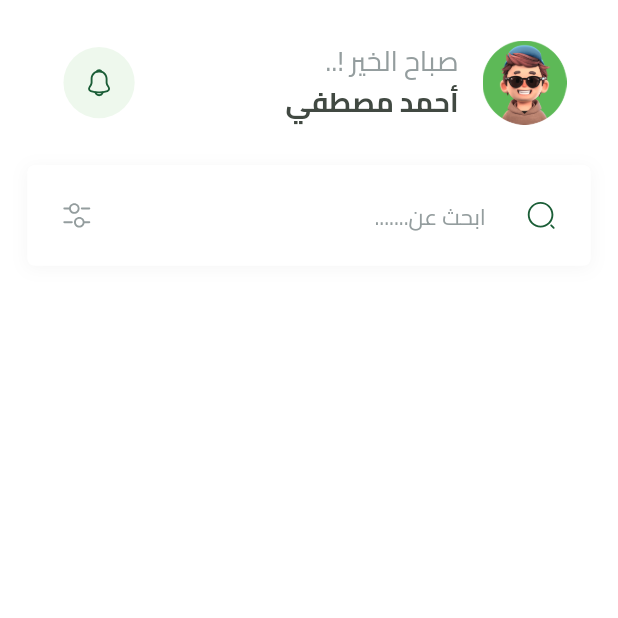
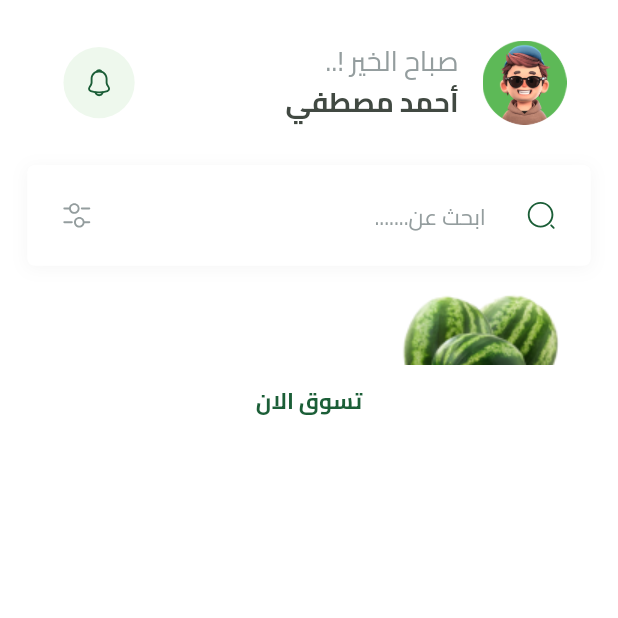
Before and after one commit to MhammadAli/Fakahany, a Flutter app: the HomeView screen opened by its route, on a phone screen of 412 x 824 dp, the top half of it. Run offline on Flutter 3.47's test engine with Material 3 defaults, Android fonts, the light colour scheme and no system bars; our stand-ins replace bloc, cloud_firestore, dartz, dots_indicator, firebase_auth, firebase_core and 7 more; missing offline and left inert: flutter_facebook_auth; accounts and stored records are empty.

Commit message:
create featured item part one.

```diff
--- /dev/null
+++ b/lib/features/home/presentation/views/widgets/featured_item.dart
@@ -0,0 +1,38 @@
+import 'package:fakahany/features/home/presentation/views/widgets/featured_item_button.dart';
+import 'package:fakahany/utils/app_text_styles.dart';
+import 'package:flutter/material.dart';
+
+import '../../../../../generated/assets.dart';
+
+class FeaturedItem extends StatelessWidget {
+  const FeaturedItem({Key? key}) : super(key: key);
+
+  @override
+  Widget build(BuildContext context) {
+    return Container(
+      width: MediaQuery.of(context).size.width,
+      child: Stack(
+        children: [
+          Image.asset(Assets.imagesWatermelonTest),
+          Container(
+            child: Column(
+              children: [
+                Text('عروض العيد',
+                    style: AppTextStyles.regular13.copyWith(
+                      color: Colors.white,
+                    )),
+                Text(
+                  'خصم 25%',
+                  style: AppTextStyles.bold19.copyWith(
+                    color: Colors.white,
+                  ),
+                ),
+                FeaturedItemButton(onPressed: () {}),
+              ],
+            ),
+          ),
+        ],
+      ),
+    );
+  }
+}
--- /dev/null
+++ b/lib/features/home/presentation/views/widgets/featured_item_button.dart
@@ -0,0 +1,33 @@
+import 'package:fakahany/utils/app_text_styles.dart';
+import 'package:flutter/material.dart';
+import 'package:flutter_screenutil/flutter_screenutil.dart';
+
+import '../../../../../utils/app_colors.dart';
+
+class FeaturedItemButton extends StatelessWidget {
+  const FeaturedItemButton({Key? key, required this.onPressed})
+      : super(key: key);
+  final VoidCallback onPressed;
+
+  @override
+  Widget build(BuildContext context) {
+    return SizedBox(
+      height: 40.h,
+      width: double.infinity,
+      child: TextButton(
+        style: TextButton.styleFrom(
+            backgroundColor: Colors.white,
+            shape: RoundedRectangleBorder(
+              borderRadius: BorderRadius.circular(16.r),
+            )),
+        onPressed: onPressed,
+        child: Text(
+          'تسوق الان',
+          style: AppTextStyles.bold13.copyWith(
+            color: AppColors.primaryColor,
+          ),
+        ),
+      ),
+    );
+  }
+}
--- a/lib/features/home/presentation/views/widgets/home_view_body.dart
+++ b/lib/features/home/presentation/views/widgets/home_view_body.dart
@@ -1,6 +1,7 @@
 import 'package:fakahany/constants.dart';
 import 'package:fakahany/core/widgets/search_text_field.dart';
 import 'package:fakahany/features/home/presentation/views/widgets/custom_home_app_bar.dart';
+import 'package:fakahany/features/home/presentation/views/widgets/featured_item.dart';
 import 'package:flutter/material.dart';
 import 'package:flutter_screenutil/flutter_screenutil.dart';
 
@@ -24,6 +25,10 @@ class HomeViewBody extends StatelessWidget {
                   height: kTopPadding,
                 ),
                 const SearchTextField(),
+                SizedBox(
+                  height: 12.h,
+                ),
+                FeaturedItem(),
               ],
             ),
           )
```
Also changed, not shown: assets/images/watermelon_test.png (added), lib/generated/assets.dart.
